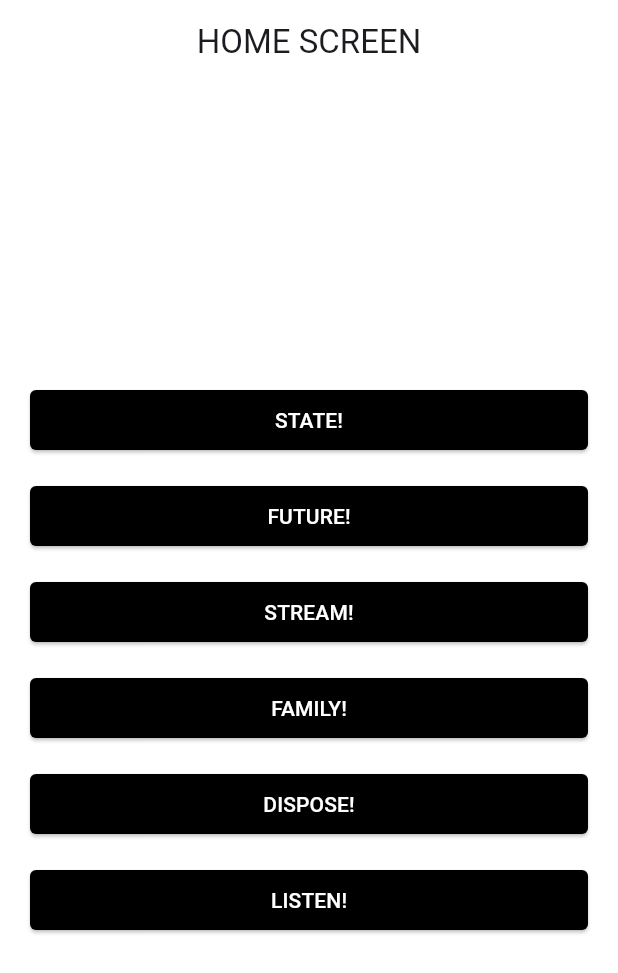
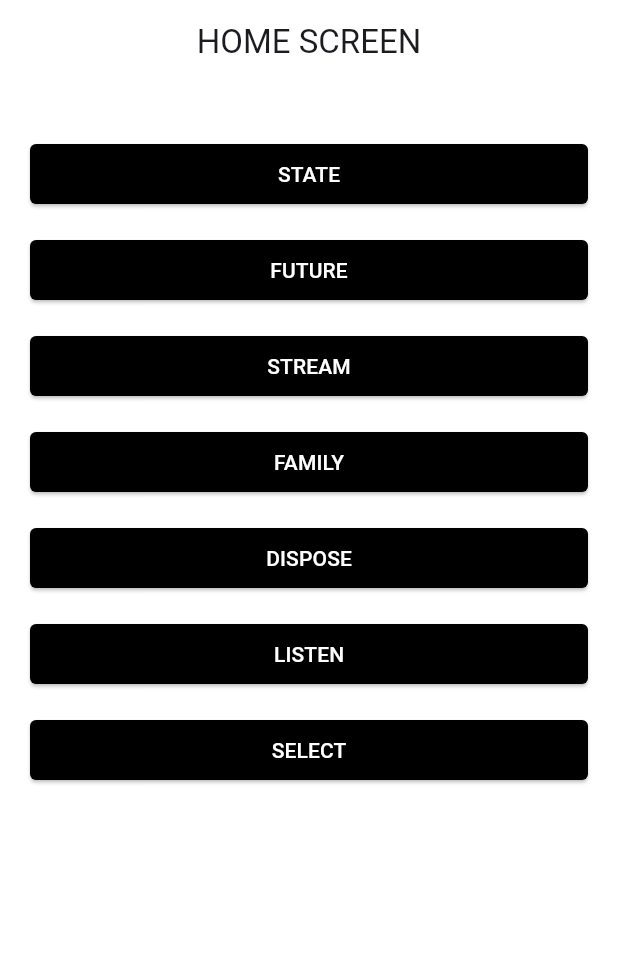
Before and after one commit to academy3746/riverpod_prac, a Flutter app: the screen it shows after launch, on a phone screen of 412 x 824 dp. Shown: the top 973 px of the screen. Run offline on Flutter 3.47's test engine with Material 3 defaults, Android fonts, the phone set to English and light mode, and no system bars; our stand-ins replace flutter_riverpod.

Commit message:
:sparkles: Select 연습

```diff
--- a/lib/home_screen.dart
+++ b/lib/home_screen.dart
@@ -3,9 +3,11 @@ import 'package:riverpod_prac/view/auto_dispose_screen.dart';
 import 'package:riverpod_prac/view/family_modifier_screen.dart';
 import 'package:riverpod_prac/view/future_screen.dart';
 import 'package:riverpod_prac/view/listen_screen.dart';
+import 'package:riverpod_prac/view/select_screen.dart';
 import 'package:riverpod_prac/view/state_notifier_screen.dart';
 import 'package:riverpod_prac/view/stream_screen.dart';
 import 'package:riverpod_prac/widgets/common_scaffold.dart';
+import 'package:riverpod_prac/widgets/navigate_button.dart';
 
 class HomeScreen extends StatelessWidget {
   const HomeScreen({super.key});
@@ -17,145 +19,48 @@ class HomeScreen extends StatelessWidget {
       body: Container(
         width: MediaQuery.of(context).size.width,
         margin: const EdgeInsets.all(20.0),
-        child: Column(
-          mainAxisAlignment: MainAxisAlignment.center,
-          crossAxisAlignment: CrossAxisAlignment.stretch,
+        child: const Column(
           children: [
             /// StateNotifier Provider
-            ElevatedButton(
-              onPressed: () => Navigator.push(
-                context,
-                MaterialPageRoute(
-                  builder: (context) {
-                    return const StateNotifierScreen();
-                  },
-                ),
-              ),
-              style: ElevatedButton.styleFrom(
-                backgroundColor: Theme.of(context).primaryColor,
-                shape: RoundedRectangleBorder(
-                  borderRadius: BorderRadius.circular(4.0),
-                ),
-              ),
-              child: const Text(
-                'STATE!',
-                style: TextStyle(color: Colors.white),
-              ),
+            NavigateButton(
+              title: 'STATE',
+              screen: StateNotifierScreen(),
             ),
-            const SizedBox(height: 16.0),
 
             /// Future Provider
-            ElevatedButton(
-              onPressed: () => Navigator.push(
-                context,
-                MaterialPageRoute(
-                  builder: (context) {
-                    return const FutureScreen();
-                  },
-                ),
-              ),
-              style: ElevatedButton.styleFrom(
-                backgroundColor: Theme.of(context).primaryColor,
-                shape: RoundedRectangleBorder(
-                  borderRadius: BorderRadius.circular(4.0),
-                ),
-              ),
-              child: const Text(
-                'FUTURE!',
-                style: TextStyle(color: Colors.white),
-              ),
+            NavigateButton(
+              title: 'FUTURE',
+              screen: FutureScreen(),
             ),
-            const SizedBox(height: 16.0),
 
             /// Stream Provider
-            ElevatedButton(
-              onPressed: () => Navigator.push(
-                context,
-                MaterialPageRoute(
-                  builder: (context) {
-                    return const StreamScreen();
-                  },
-                ),
-              ),
-              style: ElevatedButton.styleFrom(
-                backgroundColor: Theme.of(context).primaryColor,
-                shape: RoundedRectangleBorder(
-                  borderRadius: BorderRadius.circular(4.0),
-                ),
-              ),
-              child: const Text(
-                'STREAM!',
-                style: TextStyle(color: Colors.white),
-              ),
+            NavigateButton(
+              title: 'STREAM',
+              screen: StreamScreen(),
             ),
-            const SizedBox(height: 16.0),
 
             /// Family Modifier
-            ElevatedButton(
-              onPressed: () => Navigator.push(
-                context,
-                MaterialPageRoute(
-                  builder: (context) {
-                    return const FamilyModifierScreen();
-                  },
-                ),
-              ),
-              style: ElevatedButton.styleFrom(
-                backgroundColor: Theme.of(context).primaryColor,
-                shape: RoundedRectangleBorder(
-                  borderRadius: BorderRadius.circular(4.0),
-                ),
-              ),
-              child: const Text(
-                'FAMILY!',
-                style: TextStyle(color: Colors.white),
-              ),
+            NavigateButton(
+              title: 'FAMILY',
+              screen: FamilyModifierScreen(),
             ),
-            const SizedBox(height: 16.0),
 
             /// Auto Disposer
-            ElevatedButton(
-              onPressed: () => Navigator.push(
-                context,
-                MaterialPageRoute(
-                  builder: (context) {
-                    return const AutoDisposeScreen();
-                  },
-                ),
-              ),
-              style: ElevatedButton.styleFrom(
-                backgroundColor: Theme.of(context).primaryColor,
-                shape: RoundedRectangleBorder(
-                  borderRadius: BorderRadius.circular(4.0),
-                ),
-              ),
-              child: const Text(
-                'DISPOSE!',
-                style: TextStyle(color: Colors.white),
-              ),
+            NavigateButton(
+              title: 'DISPOSE',
+              screen: AutoDisposeScreen(),
             ),
-            const SizedBox(height: 16.0),
 
             /// Listen Provider
-            ElevatedButton(
-              onPressed: () => Navigator.push(
-                context,
-                MaterialPageRoute(
-                  builder: (context) {
-                    return const ListenScreen();
-                  },
-                ),
-              ),
-              style: ElevatedButton.styleFrom(
-                backgroundColor: Theme.of(context).primaryColor,
-                shape: RoundedRectangleBorder(
-                  borderRadius: BorderRadius.circular(4.0),
-                ),
-              ),
-              child: const Text(
-                'LISTEN!',
-                style: TextStyle(color: Colors.white),
-              ),
+            NavigateButton(
+              title: 'LISTEN',
+              screen: ListenScreen(),
+            ),
+
+            /// Select
+            NavigateButton(
+              title: 'SELECT',
+              screen: SelectScreen(),
             ),
           ],
         ),
--- a/lib/repository/auto_dispose_repo.dart
+++ b/lib/repository/auto_dispose_repo.dart
@@ -1,6 +1,6 @@
 import 'package:flutter_riverpod/flutter_riverpod.dart';
 
-final dispose = FutureProvider.autoDispose<List<int>>((ref) async {
+final disposeProvider = FutureProvider.autoDispose<List<int>>((ref) async {
   await Future.delayed(const Duration(seconds: 2));
 
   return [1, 2, 3, 4, 5];
--- a/lib/repository/family_modifier_repo.dart
+++ b/lib/repository/family_modifier_repo.dart
@@ -1,6 +1,6 @@
 import 'package:flutter_riverpod/flutter_riverpod.dart';
 
-final family = FutureProvider.family<List<int>, int>(
+final familyProvider = FutureProvider.family<List<int>, int>(
   (ref, data) async {
     await Future.delayed(const Duration(seconds: 2));
 
--- a/lib/repository/future_repo.dart
+++ b/lib/repository/future_repo.dart
@@ -1,6 +1,6 @@
 import 'package:flutter_riverpod/flutter_riverpod.dart';
 
-final future = FutureProvider<List<int>>(
+final futureProvider = FutureProvider<List<int>>(
   (ref) async {
     await Future.delayed(
       const Duration(seconds: 2),
--- a/lib/repository/listen_repo.dart
+++ b/lib/repository/listen_repo.dart
@@ -1,3 +1,3 @@
 import 'package:flutter_riverpod/flutter_riverpod.dart';
 
-final listen = StateProvider<int>((ref) => 0);
+final listenProvider = StateProvider<int>((ref) => 0);
--- a/lib/repository/state_notifier_repo.dart
+++ b/lib/repository/state_notifier_repo.dart
@@ -1,7 +1,7 @@
 import 'package:flutter_riverpod/flutter_riverpod.dart';
 import 'package:riverpod_prac/model/shopping_item_model.dart';
 
-final shopping =
+final shoppingProvider =
     StateNotifierProvider<StateNotifierRepository, List<ShoppingItemModel>>(
   (ref) => StateNotifierRepository(),
 );
--- a/lib/repository/stream_repo.dart
+++ b/lib/repository/stream_repo.dart
@@ -1,6 +1,6 @@
 import 'package:flutter_riverpod/flutter_riverpod.dart';
 
-final stream = StreamProvider<List<int>>(
+final streamProvider = StreamProvider<List<int>>(
   (ref) async* {
     for (int i = 0; i < 10; i++) {
       await Future.delayed(const Duration(seconds: 2));
--- a/lib/view/auto_dispose_screen.dart
+++ b/lib/view/auto_dispose_screen.dart
@@ -8,7 +8,7 @@ class AutoDisposeScreen extends ConsumerWidget {
 
   @override
   Widget build(context, ref) {
-    final cont = ref.watch(dispose);
+    final cont = ref.watch(disposeProvider);
 
     return CommonScaffold(
       title: 'AUTO DISPOSE SCREEN',
--- a/lib/view/family_modifier_screen.dart
+++ b/lib/view/family_modifier_screen.dart
@@ -8,7 +8,7 @@ class FamilyModifierScreen extends ConsumerWidget {
 
   @override
   Widget build(context, ref) {
-    final cont = ref.watch(family(5));
+    final cont = ref.watch(familyProvider(5));
 
     return CommonScaffold(
       title: 'FAMILY MODIFIER SCREEN',
--- a/lib/view/future_screen.dart
+++ b/lib/view/future_screen.dart
@@ -8,7 +8,7 @@ class FutureScreen extends ConsumerWidget {
 
   @override
   Widget build(BuildContext context, WidgetRef ref) {
-    final cont = ref.watch(future);
+    final cont = ref.watch(futureProvider);
 
     return CommonScaffold(
       title: 'FUTURE SCREEN',
--- a/lib/view/state_notifier_screen.dart
+++ b/lib/view/state_notifier_screen.dart
@@ -8,7 +8,7 @@ class StateNotifierScreen extends ConsumerWidget {
 
   @override
   Widget build(BuildContext context, WidgetRef ref) {
-    final cont = ref.watch(shopping);
+    final cont = ref.watch(shoppingProvider);
 
     return CommonScaffold(
       title: 'STATE NOTIFIER SCREEN',
@@ -19,7 +19,7 @@ class StateNotifierScreen extends ConsumerWidget {
                 title: Text(e.name),
                 value: e.hasBought,
                 onChanged: (value) {
-                  ref.read(shopping.notifier).boughtToggle(e.name);
+                  ref.read(shoppingProvider.notifier).boughtToggle(e.name);
                 },
               ),
             )
--- a/lib/view/stream_screen.dart
+++ b/lib/view/stream_screen.dart
@@ -8,7 +8,7 @@ class StreamScreen extends ConsumerWidget {
 
   @override
   Widget build(context, ref) {
-    final cont = ref.watch(stream);
+    final cont = ref.watch(streamProvider);
 
     return CommonScaffold(
       title: 'STREAM SCREEN',
--- /dev/null
+++ b/lib/widgets/navigate_button.dart
@@ -0,0 +1,44 @@
+import 'package:flutter/material.dart';
+
+class NavigateButton extends StatelessWidget {
+  const NavigateButton({
+    super.key,
+    required this.title,
+    required this.screen,
+  });
+
+  final String title;
+
+  final Widget screen;
+
+  @override
+  Widget build(BuildContext context) {
+    return Column(
+      mainAxisAlignment: MainAxisAlignment.center,
+      crossAxisAlignment: CrossAxisAlignment.stretch,
+      children: [
+        const SizedBox(height: 16.0),
+        ElevatedButton(
+          onPressed: () => Navigator.push(
+            context,
+            MaterialPageRoute(
+              builder: (context) {
+                return screen;
+              },
+            ),
+          ),
+          style: ElevatedButton.styleFrom(
+            backgroundColor: Theme.of(context).primaryColor,
+            shape: RoundedRectangleBorder(
+              borderRadius: BorderRadius.circular(4.0),
+            ),
+          ),
+          child: Text(
+            title,
+            style: const TextStyle(color: Colors.white),
+          ),
+        ),
+      ],
+    );
+  }
+}
```
Also changed, not shown: lib/model/shopping_item_model.dart (+14 -0 lines), lib/repository/select_repo.dart (added, +32 -0 lines), lib/view/listen_screen.dart (+4 -4 lines), lib/view/select_screen.dart (added, +89 -0 lines).
